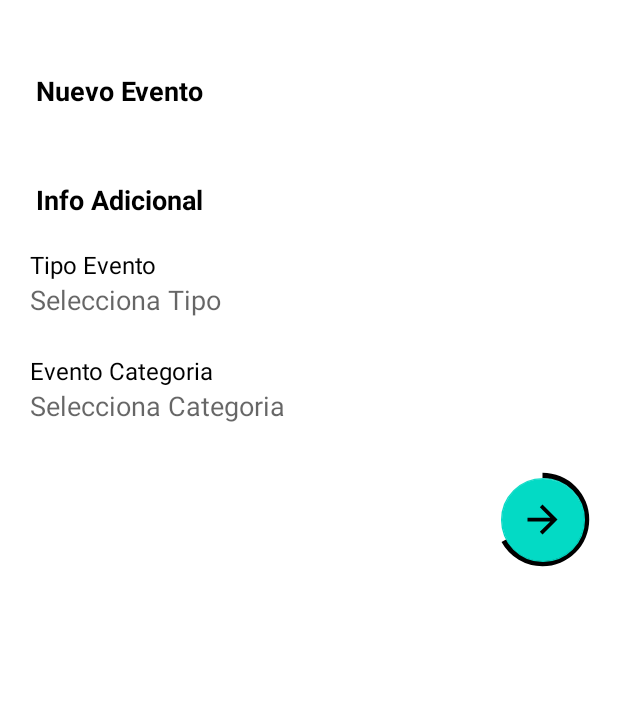
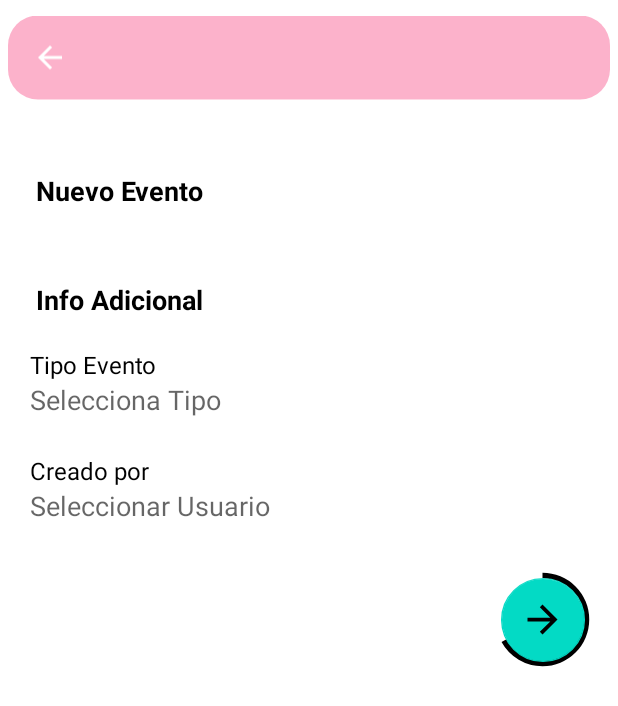
Before and after one commit to aitor-martinezur/AppGestionEventos, an Android app: the layout addevents.xml on its own in the app's theme, with its tools: preview values and no code run, on a phone screen of 412 x 824 dp. Shown: the top 706 px of the screen. Run offline under Robolectric (Android 15) with nearby library versions, the phone set to English and light mode, and no system bars; Roboto replaces fonts that are not available here.

Commit message:
cosas nuevas

```diff
--- a/app/src/main/java/com/grupo2/appgestioneventos/ui/Eventos/EventosViewModel.java
+++ b/app/src/main/java/com/grupo2/appgestioneventos/ui/Eventos/EventosViewModel.java
@@ -10,7 +10,7 @@ public class EventosViewModel extends ViewModel {
 
     public EventosViewModel() {
         mText = new MutableLiveData<>();
-        mText.setValue("This is slideshow fragment");
+        mText.setValue("This is eventos fragment");
     }
 
     public LiveData<String> getText() {
--- a/app/src/main/java/com/grupo2/appgestioneventos/ui/Usuarios/UsuariosViewModel.java
+++ b/app/src/main/java/com/grupo2/appgestioneventos/ui/Usuarios/UsuariosViewModel.java
@@ -10,7 +10,7 @@ public class UsuariosViewModel extends ViewModel {
 
     public UsuariosViewModel() {
         mText = new MutableLiveData<>();
-        mText.setValue("This is gallery fragment");
+        mText.setValue("This is usuarios fragment");
     }
 
     public LiveData<String> getText() {
--- a/app/src/main/java/com/grupo2/appgestioneventos/ui/slideshow/SlideshowFragment.java
+++ b/app/src/main/java/com/grupo2/appgestioneventos/ui/slideshow/SlideshowFragment.java
@@ -24,7 +24,7 @@ public class SlideshowFragment extends Fragment {
         binding = FragmentSlideshowBinding.inflate(inflater, container, false);
         View root = binding.getRoot();
 
-        final TextView textView = binding.textSlideshow;
+        final TextView textView = binding.mail;
         slideshowViewModel.getText().observe(getViewLifecycleOwner(), textView::setText);
         return root;
     }
--- a/app/src/main/res/layout/addevents.xml
+++ b/app/src/main/res/layout/addevents.xml
@@ -6,8 +6,7 @@
     android:layout_height="match_parent"
     android:orientation="vertical"
     >
-
-
+    <include layout="@layout/toolbar" />
 
     <ScrollView
         android:layout_width="match_parent"
@@ -107,7 +106,7 @@
                     android:id="@+id/eventCategoryHeading"
                     android:layout_width="wrap_content"
                     android:layout_height="wrap_content"
-                    android:text="Evento Categoria"
+                    android:text="Creado por"
                     android:textColor="@color/black"
                     android:textSize="16sp" />
 
@@ -115,7 +114,7 @@
                     android:id="@+id/eventCategoryTV"
                     android:layout_width="match_parent"
                     android:layout_height="wrap_content"
-                    android:hint="Selecciona Categoria"
+                    android:hint="Seleccionar Usuario"
                     android:textColor="@color/black"
                     android:textSize="18sp" />
             </LinearLayout>
--- a/app/src/main/res/layout/app_bar_menu.xml
+++ b/app/src/main/res/layout/app_bar_menu.xml
@@ -13,7 +13,9 @@
 
     </com.google.android.material.appbar.AppBarLayout>
 
-    <include layout="@layout/content_menu" />
+    <include
+        layout="@layout/content_menu"
+        android:layout_width="287dp" />
 
     <com.google.android.material.floatingactionbutton.FloatingActionButton
         android:id="@+id/fab"
@@ -23,7 +25,7 @@
         android:layout_marginEnd="@dimen/fab_margin"
         android:layout_marginBottom="16dp"
         android:backgroundTint="#FA8AB0"
-        app:srcCompat="@android:drawable/ic_dialog_email"
+        app:srcCompat="@android:drawable/ic_input_add"
         tools:ignore="SpeakableTextPresentCheck,ImageContrastCheck" />
 
     <androidx.appcompat.widget.Toolbar
--- a/app/src/main/res/layout/content_menu.xml
+++ b/app/src/main/res/layout/content_menu.xml
@@ -10,8 +10,9 @@
     <fragment
         android:id="@+id/nav_host_fragment_content_menu"
         android:name="androidx.navigation.fragment.NavHostFragment"
-        android:layout_width="match_parent"
-        android:layout_height="match_parent"
+        android:layout_width="239dp"
+        android:layout_height="530dp"
+        android:layout_marginTop="112dp"
         app:defaultNavHost="true"
         app:layout_constraintLeft_toLeftOf="parent"
         app:layout_constraintRight_toRightOf="parent"
--- a/app/src/main/res/layout/fragment_gallery.xml
+++ b/app/src/main/res/layout/fragment_gallery.xml
@@ -5,7 +5,7 @@
     android:layout_width="match_parent"
     android:layout_height="match_parent"
     android:orientation="vertical"
-    >
+    tools:context=".ui.gallery.GalleryFragment">
 
     <include layout="@layout/toolbar" />
 
--- a/app/src/main/res/layout/fragment_slideshow.xml
+++ b/app/src/main/res/layout/fragment_slideshow.xml
@@ -4,7 +4,7 @@
     android:layout_width="match_parent"
     android:layout_height="match_parent"
     android:orientation="vertical"
-    >
+    tools:context=".ui.slideshow.SlideshowFragment">
 
 
     <LinearLayout
--- a/app/src/main/res/layout/toolbar.xml
+++ b/app/src/main/res/layout/toolbar.xml
@@ -4,11 +4,19 @@
     android:id="@+id/toolbar"
     android:layout_width="match_parent"
     android:layout_height="?attr/actionBarSize"
+    android:layout_margin="5dp"
+    android:layout_marginStart="5dp"
+    android:layout_marginLeft="5dp"
+    android:layout_marginTop="5dp"
+    android:layout_marginEnd="5dp"
+    android:layout_marginRight="5dp"
+    android:layout_marginBottom="5dp"
+    android:background="@drawable/menu_background"
+    android:translationY="5dp"
+    app:contentInsetStartWithNavigation="0dp"
     app:navigationIcon="@drawable/back_arrow"
-    app:contentInsetStartWithNavigation="0dp"
     app:popupTheme="@style/ThemeOverlay.AppCompat.Light"
     app:titleMarginStart="0dp"
-    app:titleTextColor="@color/white"
-    app:title="@string/app_name">
+    app:titleTextColor="@color/black">
 
 </androidx.appcompat.widget.Toolbar>
```
Also changed, not shown: app/src/main/res/layout/activity_noresults.xml (+8 -3 lines), app/src/main/res/layout/fragment_calendar.xml (+12 -0 lines), app/src/main/res/layout/fragment_home.xml (+12 -1 lines).
